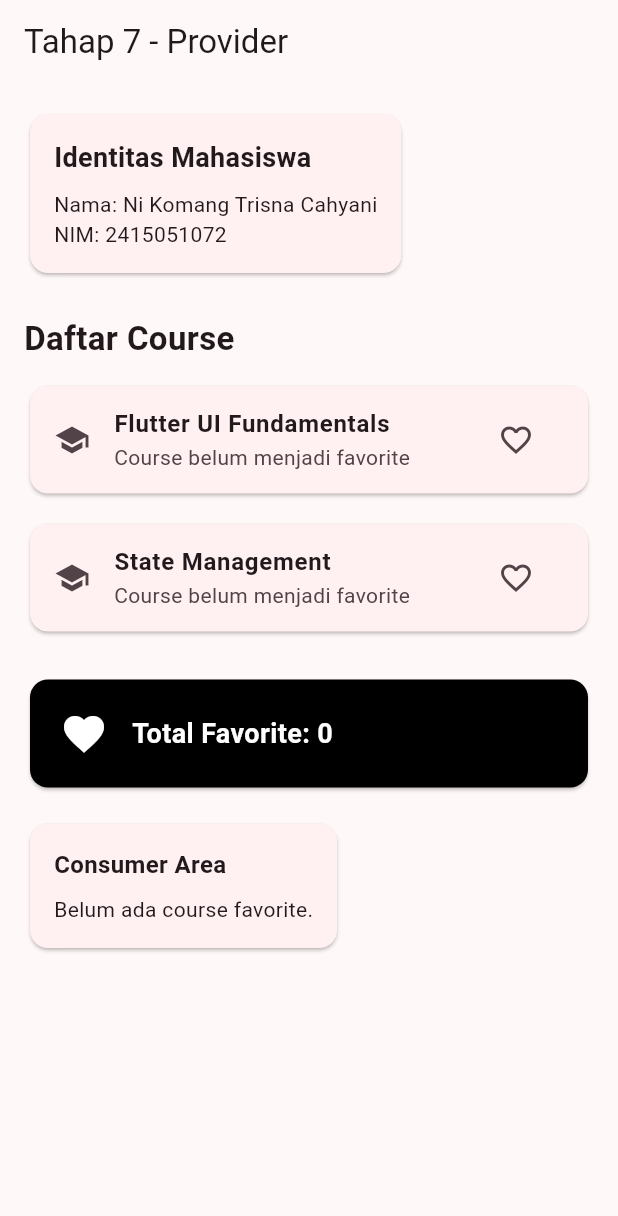
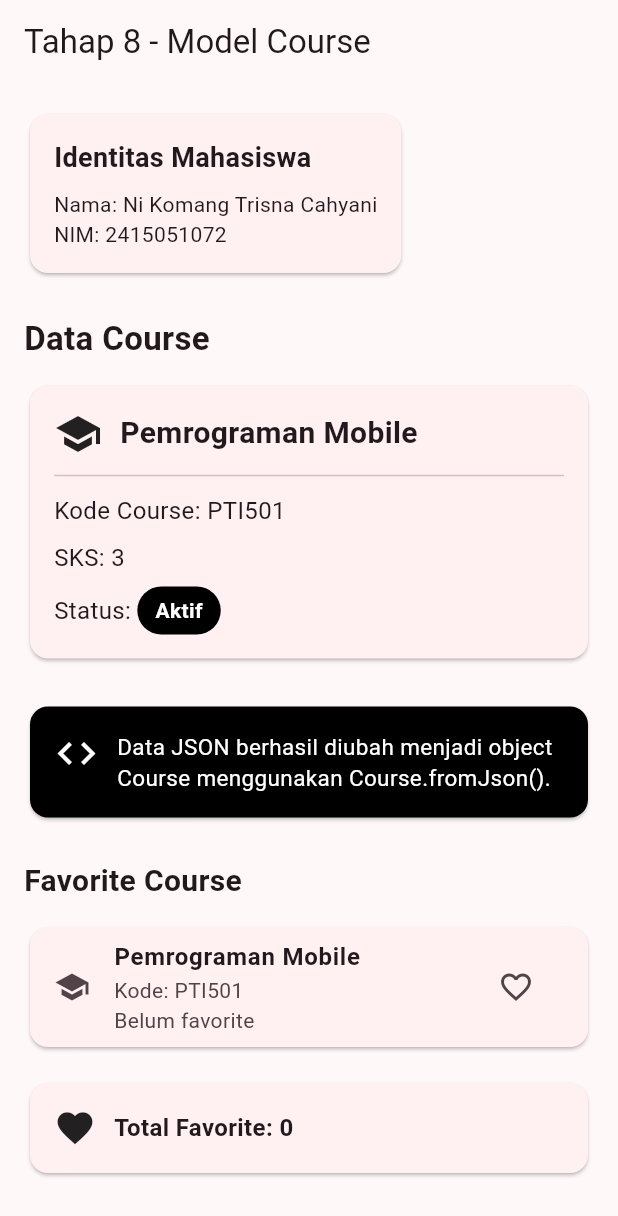
Before and after one commit to trisnacahyani-ops/flutter_ui_fundamentals, a Flutter app: the screen it shows after launch, on a phone screen of 412 x 824 dp. Shown: the top 1216 px of the screen. Run offline on Flutter 3.47's test engine with Material 3 defaults, Android fonts, the phone set to English and light mode, and no system bars.

Commit message:
Tahap 8 Tambahkan model Course dan parsing JSON

```diff
--- a/lib/main.dart
+++ b/lib/main.dart
@@ -2,6 +2,7 @@ import 'package:flutter/material.dart';
 import 'package:provider/provider.dart';
 
 import 'course_state.dart';
+import 'models/course.dart';
 
 const String studentName = 'Ni Komang Trisna Cahyani';
 const String studentId = '2415051072';
@@ -22,7 +23,7 @@ class CourseExplorerApp extends StatelessWidget {
   Widget build(BuildContext context) {
     return MaterialApp(
       debugShowCheckedModeBanner: false,
-      title: 'Course Explorer - Tahap 7',
+      title: 'Course Explorer - Tahap 8',
       theme: ThemeData(
         colorScheme: ColorScheme.fromSeed(seedColor: Colors.black),
         useMaterial3: true,
@@ -37,19 +38,35 @@ class MainPage extends StatelessWidget {
 
   @override
   Widget build(BuildContext context) {
-    // WATCH
-    // watch digunakan untuk membaca state dan mendengarkan perubahan.
+    // Mengambil CourseState dari Provider
     final courseState = context.watch<CourseState>();
 
+    // ==============================================
+    // DATA JSON
+    // ==============================================
+
+    const Map<String, dynamic> courseJson = {
+      'code': 'PTI501',
+      'title': 'Pemrograman Mobile',
+      'credits': 3,
+      'status': 'Aktif',
+    };
+
+    // ==============================================
+    // MENGUBAH JSON MENJADI OBJECT COURSE
+    // ==============================================
+
+    final Course course = Course.fromJson(courseJson);
+
     return Scaffold(
-      appBar: AppBar(title: const Text('Tahap 7 - Provider')),
+      appBar: AppBar(title: const Text('Tahap 8 - Model Course')),
       body: SingleChildScrollView(
         padding: const EdgeInsets.all(16),
         child: Column(
           crossAxisAlignment: CrossAxisAlignment.start,
           children: [
             // ==============================================
-            // IDENTITAS
+            // IDENTITAS MAHASISWA
             // ==============================================
 
             Card(
@@ -76,68 +93,141 @@ class MainPage extends StatelessWidget {
             const SizedBox(height: 24),
 
             // ==============================================
-            // DAFTAR COURSE
+            // DATA COURSE
             // ==============================================
             const Text(
-              'Daftar Course',
+              'Data Course',
               style: TextStyle(fontSize: 22, fontWeight: FontWeight.bold),
             ),
 
             const SizedBox(height: 12),
 
-            // ==============================================
-            // COURSE 1
-            // ==============================================
-            CourseCard(
-              courseName: 'Flutter UI Fundamentals',
-              isFavorite: courseState.isFavorite('flutter'),
-              onFavoriteChanged: () {
-                // READ
-                // read digunakan untuk menjalankan aksi
-                // tanpa membuat widget mendengarkan perubahan.
-                context.read<CourseState>().toggleFavorite('flutter');
-              },
-            ),
+            Card(
+              child: Padding(
+                padding: const EdgeInsets.all(16),
+                child: Column(
+                  crossAxisAlignment: CrossAxisAlignment.start,
+                  children: [
+                    Row(
+                      children: [
+                        const Icon(Icons.school, size: 32),
+                        const SizedBox(width: 12),
+                        Expanded(
+                          child: Text(
+                            course.title,
+                            style: const TextStyle(
+                              fontSize: 20,
+                              fontWeight: FontWeight.bold,
+                            ),
+                          ),
+                        ),
+                      ],
+                    ),
 
-            const SizedBox(height: 12),
+                    const Divider(height: 24),
 
-            // ==============================================
-            // COURSE 2
-            // ==============================================
-            CourseCard(
-              courseName: 'State Management',
-              isFavorite: courseState.isFavorite('state'),
-              onFavoriteChanged: () {
-                // READ
-                context.read<CourseState>().toggleFavorite('state');
-              },
+                    Text(
+                      'Kode Course: ${course.code}',
+                      style: const TextStyle(fontSize: 16),
+                    ),
+
+                    const SizedBox(height: 8),
+
+                    Text(
+                      'SKS: ${course.credits}',
+                      style: const TextStyle(fontSize: 16),
+                    ),
+
+                    const SizedBox(height: 8),
+
+                    Row(
+                      children: [
+                        const Text('Status: ', style: TextStyle(fontSize: 16)),
+                        Container(
+                          padding: const EdgeInsets.symmetric(
+                            horizontal: 12,
+                            vertical: 6,
+                          ),
+                          decoration: BoxDecoration(
+                            color: Colors.black,
+                            borderRadius: BorderRadius.circular(20),
+                          ),
+                          child: Text(
+                            course.status,
+                            style: const TextStyle(
+                              color: Colors.white,
+                              fontWeight: FontWeight.bold,
+                            ),
+                          ),
+                        ),
+                      ],
+                    ),
+                  ],
+                ),
+              ),
             ),
 
             const SizedBox(height: 24),
 
             // ==============================================
-            // TOTAL FAVORITE
+            // INFORMASI MODEL
             // ==============================================
             Card(
               color: Colors.black,
               child: Padding(
-                padding: const EdgeInsets.all(20),
+                padding: const EdgeInsets.all(16),
                 child: Row(
+                  crossAxisAlignment: CrossAxisAlignment.start,
                   children: [
-                    const Icon(Icons.favorite, color: Colors.white, size: 32),
-                    const SizedBox(width: 16),
+                    const Icon(Icons.code, color: Colors.white, size: 30),
+                    const SizedBox(width: 12),
                     Expanded(
                       child: Text(
-                        'Total Favorite: '
-                        '${courseState.favorites.length}',
+                        'Data JSON berhasil diubah menjadi '
+                        'object Course menggunakan Course.fromJson().',
                         style: const TextStyle(
                           color: Colors.white,
-                          fontSize: 18,
-                          fontWeight: FontWeight.bold,
+                          fontSize: 15,
                         ),
                       ),
                     ),
                   ],
+                ),
+              ),
+            ),
+
+            const SizedBox(height: 24),
+
+            // ==============================================
+            // FAVORITE COURSE
+            // ==============================================
+            const Text(
+              'Favorite Course',
+              style: TextStyle(fontSize: 20, fontWeight: FontWeight.bold),
+            ),
+
+            const SizedBox(height: 12),
+
+            Card(
+              child: ListTile(
+                leading: const Icon(Icons.school),
+                title: Text(
+                  course.title,
+                  style: const TextStyle(fontWeight: FontWeight.bold),
+                ),
+                subtitle: Text(
+                  'Kode: ${course.code}\n'
+                  '${courseState.isFavorite(course.code) ? 'Course favorite' : 'Belum favorite'}',
+                ),
+                trailing: IconButton(
+                  onPressed: () {
+                    context.read<CourseState>().toggleFavorite(course.code);
+                  },
+                  icon: Icon(
+                    courseState.isFavorite(course.code)
+                        ? Icons.favorite
+                        : Icons.favorite_border,
+                  ),
                 ),
               ),
             ),
@@ -152,22 +242,16 @@ class MainPage extends StatelessWidget {
                 return Card(
                   child: Padding(
                     padding: const EdgeInsets.all(16),
-                    child: Column(
-                      crossAxisAlignment: CrossAxisAlignment.start,
+                    child: Row(
                       children: [
-                        const Text(
-                          'Consumer Area',
-                          style: TextStyle(
+                        const Icon(Icons.favorite, size: 28),
+                        const SizedBox(width: 12),
+                        Text(
+                          'Total Favorite: ${state.favorites.length}',
+                          style: const TextStyle(
                             fontSize: 16,
                             fontWeight: FontWeight.bold,
                           ),
-                        ),
-                        const SizedBox(height: 8),
-                        Text(
-                          state.favorites.isEmpty
-                              ? 'Belum ada course favorite.'
-                              : 'Jumlah course favorite: '
-                                    '${state.favorites.length}',
                         ),
                       ],
                     ),
@@ -175,88 +259,9 @@ class MainPage extends StatelessWidget {
                 );
               },
             ),
-
-            const SizedBox(height: 16),
-
-            // ==============================================
-            // DAFTAR FAVORITE
-            // ==============================================
-            if (courseState.favorites.isNotEmpty)
-              Card(
-                child: Padding(
-                  padding: const EdgeInsets.all(16),
-                  child: Column(
-                    crossAxisAlignment: CrossAxisAlignment.start,
-                    children: [
-                      const Text(
-                        'Course Favorite:',
-                        style: TextStyle(
-                          fontSize: 16,
-                          fontWeight: FontWeight.bold,
-                        ),
-                      ),
-                      const SizedBox(height: 8),
-
-                      ...courseState.favorites.map((id) {
-                        String name;
-
-                        if (id == 'flutter') {
-                          name = 'Flutter UI Fundamentals';
-                        } else {
-                          name = 'State Management';
-                        }
-
-                        return Padding(
-                          padding: const EdgeInsets.only(bottom: 4),
-                          child: Text('• $name'),
-                        );
-                      }),
-                    ],
-                  ),
-                ),
-              ),
           ],
         ),
       ),
     );
   }
 }
-
-// ======================================================
-// COURSE CARD
-// ======================================================
-
-class CourseCard extends StatelessWidget {
-  final String courseName;
-  final bool isFavorite;
-  final VoidCallback onFavoriteChanged;
-
-  const CourseCard({
-    super.key,
-    required this.courseName,
-    required this.isFavorite,
-    required this.onFavoriteChanged,
-  });
-
-  @override
-  Widget build(BuildContext context) {
-    return Card(
-      child: ListTile(
-        leading: const Icon(Icons.school),
-        title: Text(
-          courseName,
-          style: const TextStyle(fontWeight: FontWeight.bold),
-        ),
-        subtitle: Text(
-          isFavorite
-              ? 'Course ditambahkan ke favorite'
-              : 'Course belum menjadi favorite',
-        ),
-        trailing: IconButton(
-          onPressed: onFavoriteChanged,
-          icon: Icon(isFavorite ? Icons.favorite : Icons.favorite_border),
-        ),
-      ),
-    );
-  }
-}
--- /dev/null
+++ b/lib/models/course.dart
@@ -0,0 +1,22 @@
+class Course {
+  final String code;
+  final String title;
+  final int credits;
+  final String status;
+
+  Course({
+    required this.code,
+    required this.title,
+    required this.credits,
+    required this.status,
+  });
+
+  factory Course.fromJson(Map<String, dynamic> json) {
+    return Course(
+      code: json['code'] as String,
+      title: json['title'] as String,
+      credits: json['credits'] as int,
+      status: json['status'] as String,
+    );
+  }
+}
```
